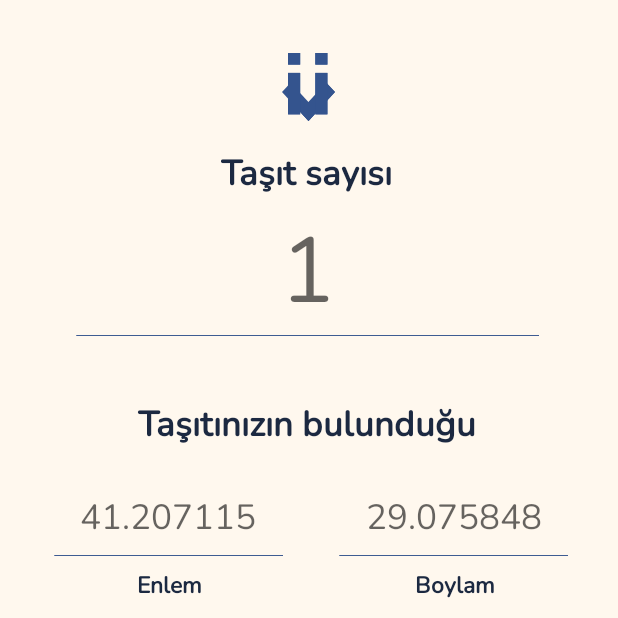
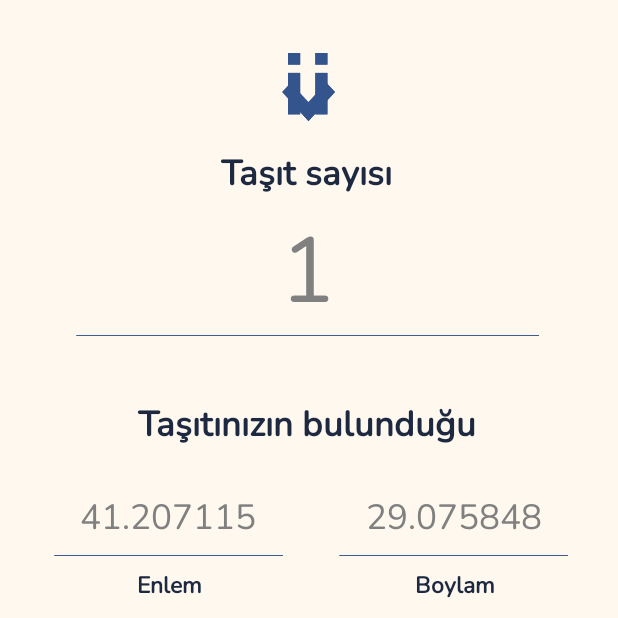
Before and after one commit to UlgenApp/ulgen-android, an Android app: the VehicleInfoScreenFragment screen opened through its navigation route, on a phone screen of 412 x 824 dp, the top half of it. Run offline under Robolectric (Android 15) with nearby library versions, the phone set to English and light mode, and no system bars; our stand-ins replace CircleImageView, data binding, navigation-ui; network calls fail; pictures from the network do not load; 10 statements that could not run were skipped.

Commit message:
android hint color fix.

```diff
--- a/app/src/main/res/layout/fragment_login_screen.xml
+++ b/app/src/main/res/layout/fragment_login_screen.xml
@@ -2,7 +2,7 @@
 <layout xmlns:android="http://schemas.android.com/apk/res/android"
     xmlns:tools="http://schemas.android.com/tools">
 
-    <data />
+
 
     <LinearLayout
         android:id="@+id/linearColumnfiftyone"
--- a/app/src/main/res/layout/fragment_profile_screen.xml
+++ b/app/src/main/res/layout/fragment_profile_screen.xml
@@ -8,6 +8,7 @@
         android:layout_height="match_parent">
 
         <LinearLayout
+            style="@style/groupStyleyellow_50"
             android:id="@+id/linearColumnvehicletextfi"
             android:layout_width="0dp"
             android:layout_height="0dp"
--- a/app/src/main/res/layout/fragment_vehicle_info_screen.xml
+++ b/app/src/main/res/layout/fragment_vehicle_info_screen.xml
@@ -81,9 +81,8 @@
                             android:background="@null"
                             android:ellipsize="end"
                             android:hint="1"
-                            android:textColorHint="?android:textColorHint"
+                            android:textColorHint="@color/hint_color"
                             android:singleLine="true"
-
                             tools:text="@string/lbl_2" />
 
                         <View
@@ -139,7 +138,7 @@
                                 android:gravity="center"
                                 android:hint="41.207115"
                                 android:singleLine="true"
-                                android:textColorHint="?android:textColorHint"
+                                android:textColorHint="@color/hint_color"
                                 tools:text="@string/lbl_41_205616" />
 
                             <View
@@ -182,7 +181,7 @@
                                 android:gravity="center"
                                 android:hint="29.075848"
                                 android:singleLine="true"
-                                android:textColorHint="?android:textColorHint"
+                                android:textColorHint="@color/hint_color"
                                 tools:text="@string/lbl_41_205616" />
 
                             <View
--- a/app/src/main/res/values/colors.xml
+++ b/app/src/main/res/values/colors.xml
@@ -28,6 +28,6 @@
     <color name="white_A700_19">#19ffffff</color>
     <color name="pink_900_ea">#ea730037</color>
     <color name="pastel_green">#77dd77</color>
-
+    <color name="hint_color">#808080</color>
 
 </resources>
```
